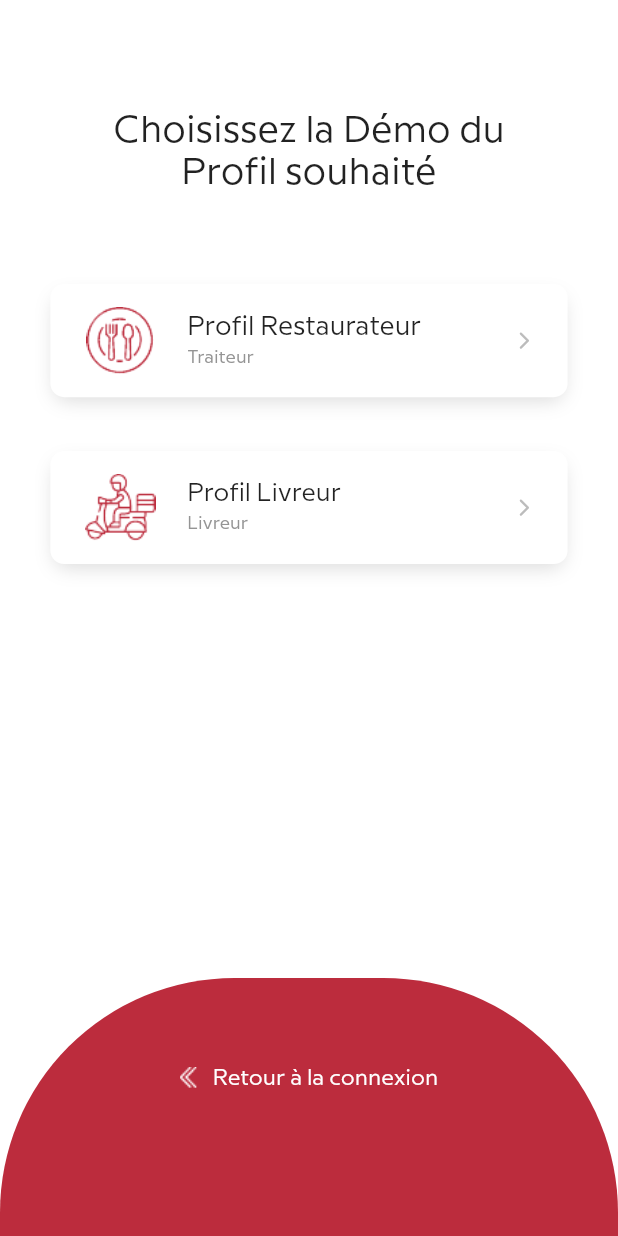
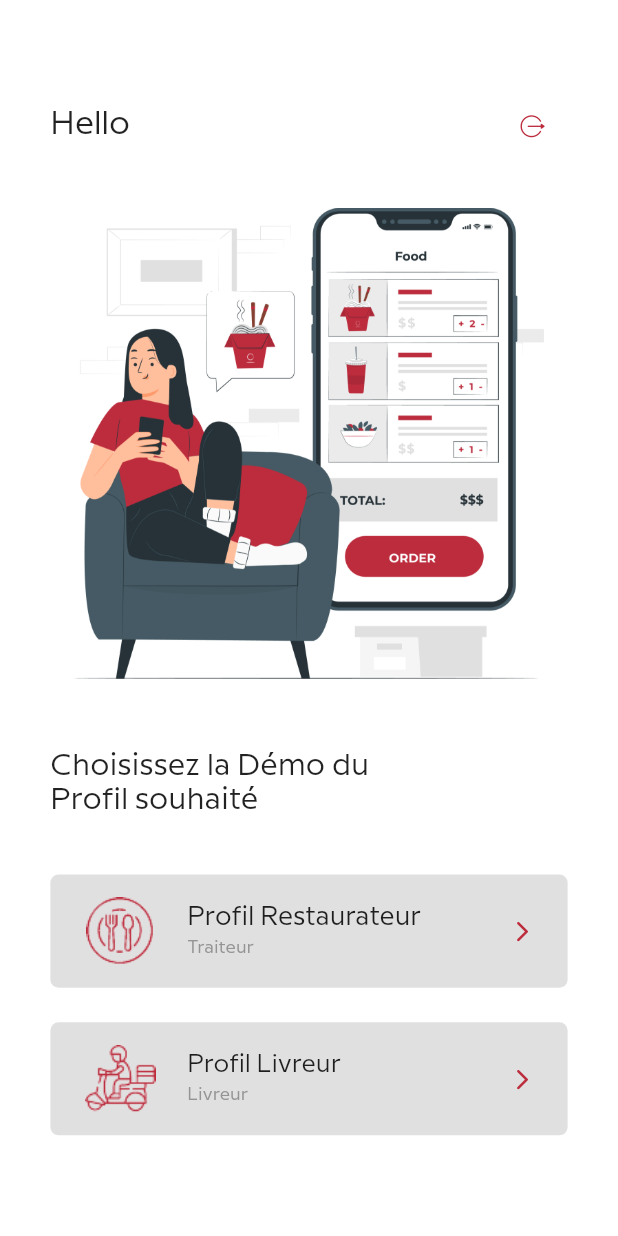
Before and after one commit to Manefa/lvfoods, a Flutter app: the ChooseProfil screen opened by its route, on a phone screen of 412 x 824 dp. Run offline on Flutter 3.47's test engine with Material 2 defaults, Android fonts, the phone set to English and light mode, and no system bars; our stand-ins replace bloc, country_code_picker, dartz, dio, dotted_border, equatable and 13 more; accounts and stored records are empty; statements that could not run were skipped.

Commit message:
Choose profil

```diff
--- a/lang/en.json
+++ b/lang/en.json
@@ -58,7 +58,7 @@
     "smallText": "Lorem ipsum boot camps have its supporters and its detractors. Some people do not understand.",
     "enterEmail" : "Enter your email address",
     "send": "Send",
-    "chooseDemo" : "Choose the Demo of the\nDesired profile",
+    "chooseDemo" : "Choose the Demo of \nthe Desired profile",
     "restaurantProfile" : "Restaurateur profile",
     "catPerson": "Caterer",
     "deliveryProfile": "Delivery profile",
--- a/lib/ui/choose_profil/page/choose_profil.dart
+++ b/lib/ui/choose_profil/page/choose_profil.dart
@@ -4,6 +4,7 @@ import 'package:flutter/scheduler.dart';
 import 'package:flutter/services.dart';
 import 'package:flutter_screenutil/flutter_screenutil.dart';
 import 'package:ivfoods_mobile_app/constants.dart';
+import 'package:ivfoods_mobile_app/core/platform/icon/lv_icons.dart';
 import 'package:ivfoods_mobile_app/core/platform/status_bar_manager.dart';
 import 'package:ivfoods_mobile_app/injection_container.dart';
 import 'package:ivfoods_mobile_app/localization/app_localizations.dart';
@@ -36,17 +37,72 @@ class ChooseProfil extends StatelessWidget {
               color: Colors.white,
               child: Column(
                 children: <Widget>[
-                  SizedBox(height: 80.h,),
-                  Text(
-                    AppLocalizations.of(context)!.translate("chooseDemo"),
-                    textAlign: TextAlign.center,
-                    style: TextStyle(
-                      fontFamily: "Milliard",
-                      fontSize: 27.sp,
-                      fontWeight: FontWeight.w500,
+                  SizedBox(height: 74.h,),
+                  //TODO translate Hello to Salut
+                  Container(
+                    width: 344.w,
+                    height: 32.h,
+                    child: Row(
+                      mainAxisAlignment: MainAxisAlignment.spaceBetween,
+                      crossAxisAlignment: CrossAxisAlignment.center,
+                      children: [
+                        Container(
+                          width: 252.w,
+                          child: Text(
+                            "Hello",
+                            style: TextStyle(
+                            fontFamily: "Milliard",
+                            fontSize: 24.sp,
+                            fontWeight: FontWeight.w500,
+                          ),
+
+                    ),
+                        ),
+                        Container(
+                          height: 32.h,
+                          child: IconButton(
+                            icon: Icon(
+                              LvIcons.logout,
+                              size: 16.sp,
+                              color: kPrimaryColor,
+                            ),
+                            onPressed: () {
+                              sl<SharedPreferences>().clear();
+                              Navigator.pushNamed(context, "/login");
+                            },
+                          ),
+                        )
+
+                      ],
                     ),
                   ),
-                  SizedBox(height: 65.h,),
+                  SizedBox(height: 45.h,),
+                  //Illustration
+                  Container(
+                    height: 341.h,
+                    width: 341.w,
+                      decoration: BoxDecoration(
+                        image: DecorationImage(
+                          image: AssetImage("images/chooseprofil_illustration.png"),
+                          fit: BoxFit.contain,
+                        ),
+                      )
+                  ),
+                  SizedBox(height: 51.h,),
+                  //ChooseProfile Text
+                  Container(
+                    width: 344.w,
+                    child: Text(
+                      AppLocalizations.of(context)!.translate("chooseDemo"),
+                      textAlign: TextAlign.left,
+                      style: TextStyle(
+                        fontFamily: "Milliard",
+                        fontSize: 22.sp,
+                        fontWeight: FontWeight.w500,
+                      ),
+                    ),
+                  ),
+                  SizedBox(height: 41.h,),
                   //Profile Restaurateur
                   InkWell(
                     onTap: (){
@@ -56,16 +112,8 @@ class ChooseProfil extends StatelessWidget {
                         height: 82.h,
                         width: 344.w,
                         decoration: BoxDecoration(
-                            color: Colors.white,
-                            borderRadius: BorderRadius.circular(10.r),
-                            boxShadow: [
-                              BoxShadow(
-                                  color: Colors.grey.withOpacity(0.36),
-                                  spreadRadius: -3,
-                                  blurRadius: 10,
-                                  offset: Offset(0, 5)
-                              )
-                            ]
+                            color: Color.fromRGBO(224, 224, 224, 1),
+                            borderRadius: BorderRadius.circular(6.r),
                         ),
                         child:Center(
                           child: Container(
@@ -113,8 +161,8 @@ class ChooseProfil extends StatelessWidget {
                                 ),
                                 Icon(
                                   Icons.arrow_forward_ios_rounded ,
-                                  color: Color(0XFFBCBCBC),
-                                  size: 15.sp,
+                                  color: Color.fromRGBO(188, 44, 61,1),
+                                  size: 18.sp,
                                 ),
                               ],
                             ),
@@ -122,7 +170,7 @@ class ChooseProfil extends StatelessWidget {
                         )
                     ),
                   ),
-                  SizedBox(height: 39.h,),
+                  SizedBox(height: 25.h,),
                   //Profile Livreur
                   InkWell(
                     onTap: (){
@@ -132,16 +180,9 @@ class ChooseProfil extends StatelessWidget {
                         height: 82.h,
                         width: 344.w,
                         decoration: BoxDecoration(
-                            color: Colors.white,
-                            borderRadius: BorderRadius.circular(10.r),
-                            boxShadow: [
-                              BoxShadow(
-                                  color: Colors.grey.withOpacity(0.36),
-                                  spreadRadius: -3,
-                                  blurRadius: 10,
-                                  offset: Offset(0, 5)
-                              )
-                            ]
+                            color: Color.fromRGBO(224, 224, 224, 1),
+                            borderRadius: BorderRadius.circular(6.r),
+
                         ),
                         child:Center(
                           child: Container(
@@ -190,8 +231,8 @@ class ChooseProfil extends StatelessWidget {
                                 ),
                                 Icon(
                                   Icons.arrow_forward_ios_rounded ,
-                                  color: Color(0XFFBCBCBC),
-                                  size: 15.sp,
+                                  color: Color.fromRGBO(188, 44, 61,1),
+                                  size: 18.sp,
                                 ),
                               ],
                             ),
@@ -199,56 +240,11 @@ class ChooseProfil extends StatelessWidget {
                         )
                     ),
                   ),
-                  SizedBox(height: 300.h,),
-                  Expanded(
-                      child:Container(
-                        decoration: BoxDecoration(
-                          color: kPrimaryColor,
-                          borderRadius: BorderRadius.only(
-                              topRight: Radius.circular(170.r),
-                              topLeft:  Radius.circular(170.r)
 
-                          ),
-                        ),
-                        child:  Column(
-                          crossAxisAlignment: CrossAxisAlignment.center,
-                          children: [
-                            SizedBox(height: 41.h,),
-                            Container(
-                              width: size.width,
-                              child: Center(
-                                child: InkWell(
-                                  onTap: (){
-                                    sl<SharedPreferences>().clear();
-                                    Navigator.pushNamed(context, "/login");
-                                  },
-                                  child:Container(
-                                    height: 63.h,
-                                    child: Center(
-                                      child:  Row(
-                                        mainAxisAlignment: MainAxisAlignment.center,
-                                        children: <Widget> [
-                                          Image.asset("images/skyp_arrow_left.png"),
-                                          SizedBox(width: 10.w,),
-                                          Text(
-                                            AppLocalizations.of(context)!.translate("backToLogin"),
-                                            style: TextStyle(
-                                              color: Colors.white,
-                                              fontSize:16.sp,
-                                              fontFamily: "Milliard",
-                                            ),
-                                          )
-                                        ],
-                                      ),
-                                    ),
-                                  ),
-                                ),
-                              ),
-                            )
-                          ],
-                        ),
-                      )
-                  )
+
+
+
+
                 ],
               ),
             ),
```
Also changed, not shown: images/chooseprofil_illustration.png (added).
